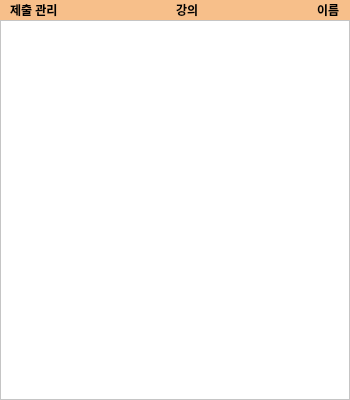
The window that Soft_DEV/submit_manager.ui (gnu-swta/Chat) describes before a commit, drawn with Qt 5.
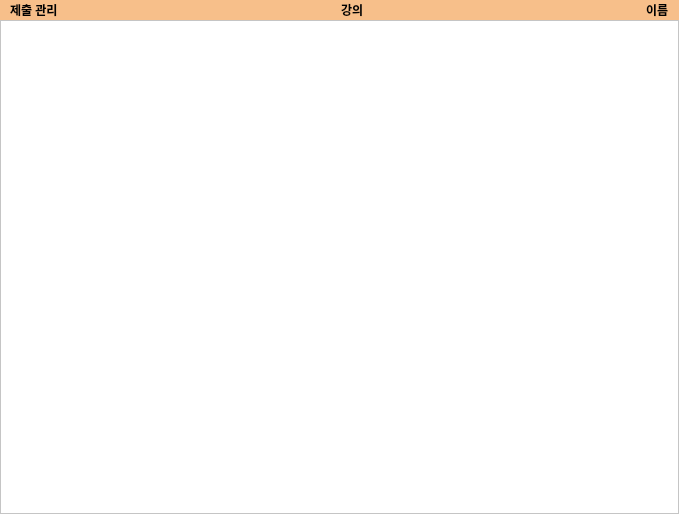
The same window after the commit.

The edit to the form file:
```diff
--- a/Soft_DEV/submit_manager.ui
+++ b/Soft_DEV/submit_manager.ui
@@ -6,8 +6,8 @@
    <rect>
     <x>0</x>
     <y>0</y>
-    <width>350</width>
-    <height>400</height>
+    <width>679</width>
+    <height>514</height>
    </rect>
   </property>
   <property name="windowTitle">
```
